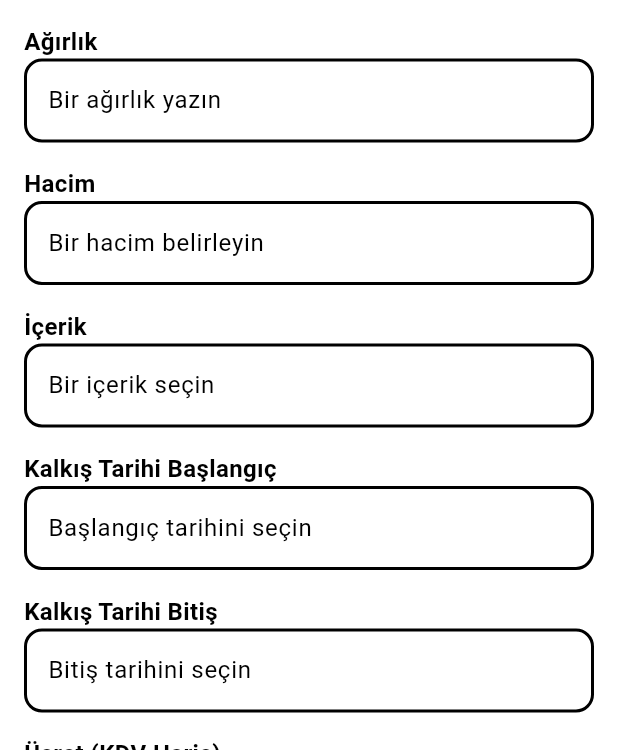
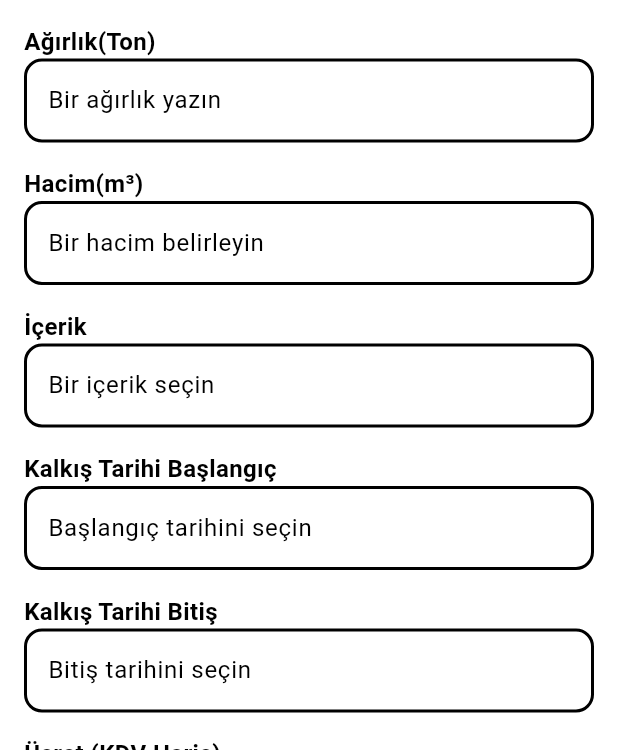
Before and after one commit to epicureous011/tirrr_app, a Flutter app: the CreateListingPage screen opened by its route, on a phone screen of 412 x 824 dp, the part 486-1236 px from its top. Run offline on Flutter 3.47's test engine with Material 3 defaults, Android fonts, the phone set to English and light mode, and no system bars; our stand-ins replace cloud_firestore, firebase_auth, firebase_core; accounts and stored records are empty.

Commit message:
some bug fixes

```diff
--- a/lib/create-listing.dart
+++ b/lib/create-listing.dart
@@ -53,11 +53,11 @@ class _CreateListingPageState extends State<CreateListingPage> {
               _buildField('Bir konum belirleyin', _destinationController),
               const SizedBox(height: 16),
 
-              _buildLabel('Ağırlık'),
+              _buildLabel('Ağırlık(Ton)'),
               _buildField('Bir ağırlık yazın', _weightController),
               const SizedBox(height: 16),
 
-              _buildLabel('Hacim'),
+              _buildLabel('Hacim(m³)'),
               _buildField('Bir hacim belirleyin', _volumeController),
               const SizedBox(height: 16),
 
--- a/lib/profile.dart
+++ b/lib/profile.dart
@@ -17,7 +17,6 @@ class _ProfilePageState extends State<ProfilePage> {
   final _addressController = TextEditingController();
   final _firstNameController = TextEditingController();
   final _lastNameController = TextEditingController();
-  final _birthDateController = TextEditingController();
   final _vehicleTypeController = TextEditingController();
   final _trailerTypeController = TextEditingController();
   final _floorType1Controller = TextEditingController();
@@ -40,9 +39,7 @@ class _ProfilePageState extends State<ProfilePage> {
         _addressController.text     = data['city']        as String? ?? '';
         _plateController.text       = data['plate']       as String? ?? '';
         _firstNameController.text   = data['firstName']   as String? ?? '';
-        _lastNameController.text    = data['secondName']  as String? ?? '';
-        _birthDateController.text   = data['birthDate']   as String? ?? '';
-        _vehicleTypeController.text = data['vehicleType'] as String? ?? '';
+        _lastNameController.text    = data['secondName']  as String? ?? '';        _vehicleTypeController.text = data['vehicleType'] as String? ?? '';
         _trailerTypeController.text = data['backOfVehicleType'] as String? ?? '';
         _floorType1Controller.text  = data['vehicleBaseType']   as String? ?? '';
         _maxLoadController.text     = data['maxWeight'] as String? ?? '';
@@ -193,7 +190,6 @@ class _ProfilePageState extends State<ProfilePage> {
                           'plate':       _plateController.text,
                           'firstName':   _firstNameController.text,
                           'secondName':  _lastNameController.text,
-                          'birthDate':   _birthDateController.text,
                           'vehicleType': _vehicleTypeController.text,
                           'backOfVehicleType': _trailerTypeController.text,
                           'vehicleBaseType':   _floorType1Controller.text,
```
